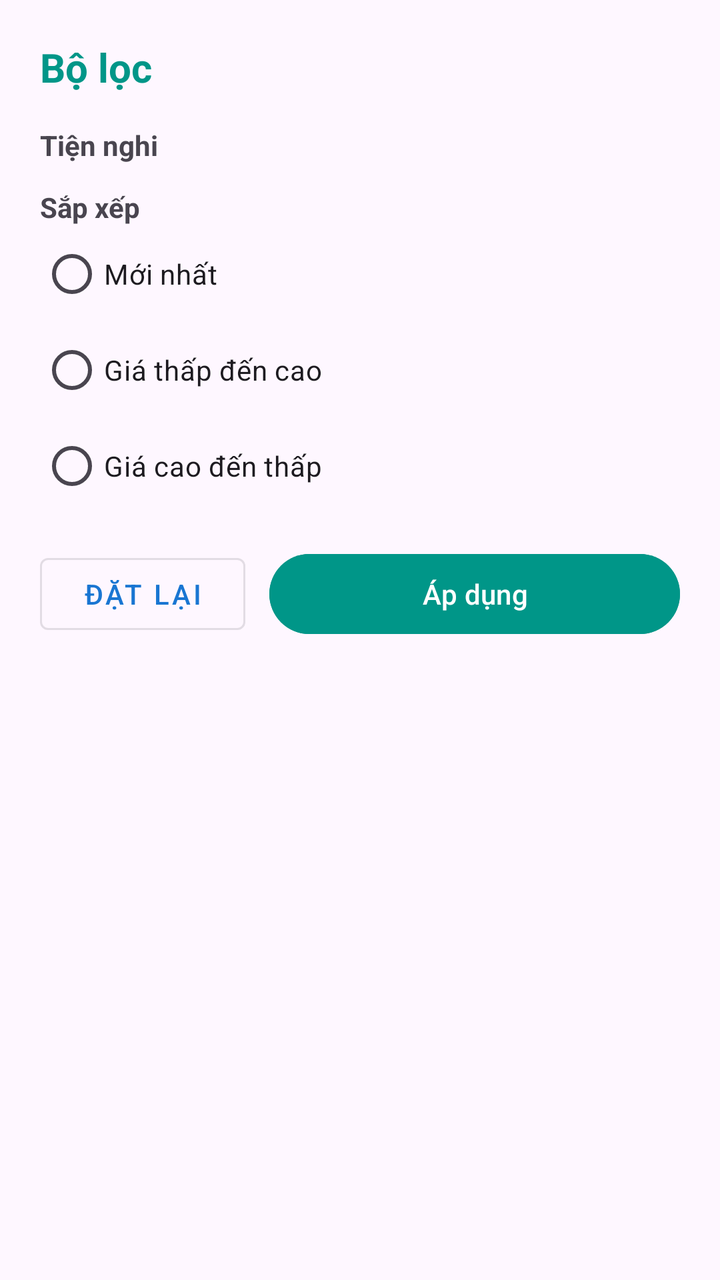
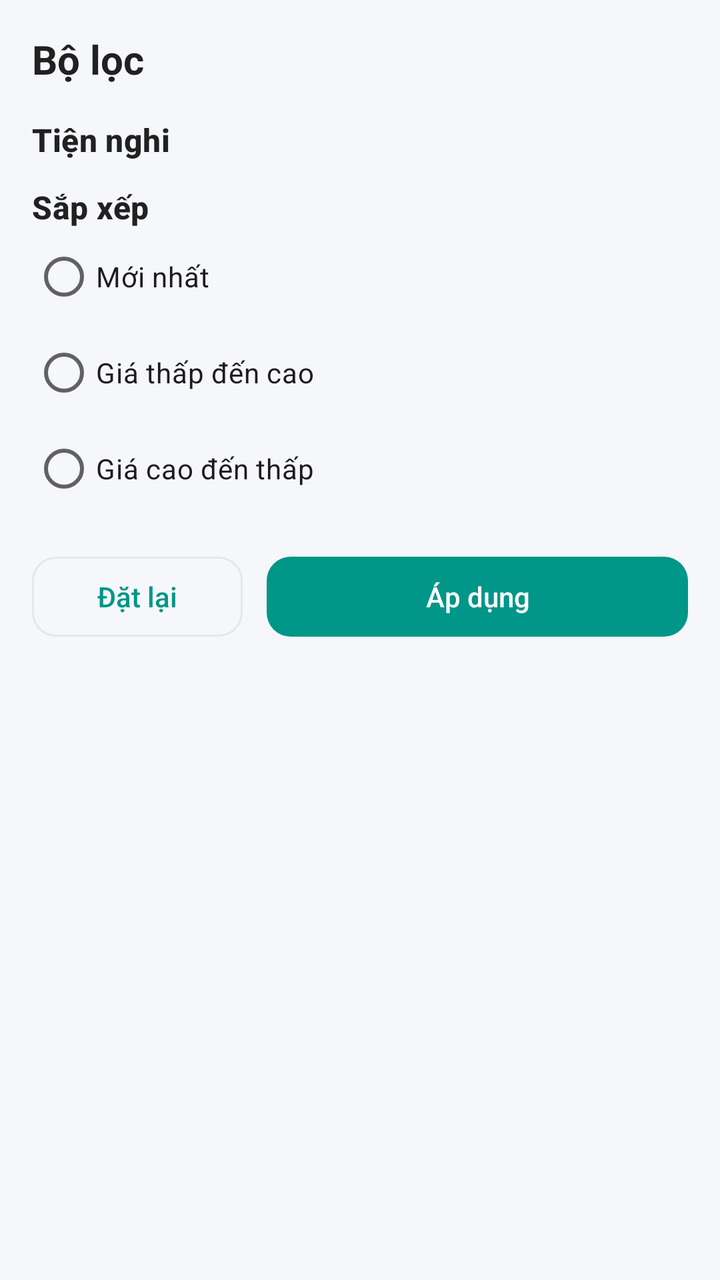

Screens rendered from an Android XML layout before and after an edit, with the pre-edit source and the edit as a unified diff.
<!-- AndroidManifest.xml: application theme Theme.QLPT -->
<!-- res/layout/sheet_filter.xml -->
<?xml version="1.0" encoding="utf-8"?>
<LinearLayout xmlns:android="http://schemas.android.com/apk/res/android"
    android:layout_width="match_parent"
    android:layout_height="wrap_content"
    android:orientation="vertical"
    android:padding="20dp">

    <TextView
        android:layout_width="wrap_content"
        android:layout_height="wrap_content"
        android:text="Bộ lọc"
        android:textColor="#009688"
        android:textSize="20sp"
        android:textStyle="bold" />

    <TextView
        android:layout_width="wrap_content"
        android:layout_height="wrap_content"
        android:layout_marginTop="16dp"
        android:text="Tiện nghi"
        android:textStyle="bold" />

    <com.google.android.material.chip.ChipGroup
        android:id="@+id/cgFilterAmenities"
        android:layout_width="match_parent"
        android:layout_height="wrap_content" />

    <TextView
        android:layout_width="wrap_content"
        android:layout_height="wrap_content"
        android:layout_marginTop="12dp"
        android:text="Sắp xếp"
        android:textStyle="bold" />

    <RadioGroup
        android:id="@+id/rgSort"
        android:layout_width="match_parent"
        android:layout_height="wrap_content">

        <RadioButton
            android:id="@+id/rbNew"
            android:layout_width="wrap_content"
            android:layout_height="wrap_content"
            android:text="Mới nhất" />

        <RadioButton
            android:id="@+id/rbPriceAsc"
            android:layout_width="wrap_content"
            android:layout_height="wrap_content"
            android:text="Giá thấp đến cao" />

        <RadioButton
            android:id="@+id/rbPriceDesc"
            android:layout_width="wrap_content"
            android:layout_height="wrap_content"
            android:text="Giá cao đến thấp" />
    </RadioGroup>

    <LinearLayout
        android:layout_width="match_parent"
        android:layout_height="wrap_content"
        android:layout_marginTop="16dp"
        android:orientation="horizontal">

        <Button
            android:id="@+id/btnReset"
            style="@style/Widget.MaterialComponents.Button.OutlinedButton"
            android:layout_width="0dp"
            android:layout_height="wrap_content"
            android:layout_weight="1"
            android:layout_marginEnd="6dp"
            android:text="Đặt lại" />

        <Button
            android:id="@+id/btnApply"
            android:layout_width="0dp"
            android:layout_height="wrap_content"
            android:layout_weight="2"
            android:layout_marginStart="6dp"
            android:backgroundTint="#009688"
            android:text="Áp dụng" />
    </LinearLayout>
</LinearLayout>
<!-- resources referenced by this layout -->
<resources>
  <style name="Base.Theme.QLPT" parent="Theme.Material3.DayNight.NoActionBar">
          <item name="colorPrimary">@color/colorPrimary</item>
          <item name="colorPrimaryDark">@color/colorPrimaryDark</item>
          <item name="colorAccent">@color/colorAccent</item>
          <item name="android:statusBarColor">@color/colorPrimaryDark</item>
          <item name="textInputStyle">@style/App.TextInput</item>
      </style>
  <color name="colorPrimary">#1976D2</color>
  <color name="colorPrimaryDark">#1565C0</color>
  <color name="colorAccent">#FF6F00</color>
  <style name="App.TextInput" parent="Widget.Material3.TextInputLayout.OutlinedBox">
          <item name="boxCornerRadiusTopStart">12dp</item>
          <item name="boxCornerRadiusTopEnd">12dp</item>
          <item name="boxCornerRadiusBottomStart">12dp</item>
          <item name="boxCornerRadiusBottomEnd">12dp</item>
      </style>
  <!-- unchanged entries left out for length: 1 -->
</resources>

<!-- the commit's change to res/layout/sheet_filter.xml (unified diff, before → after) -->
@@ -1,24 +1,24 @@
 <?xml version="1.0" encoding="utf-8"?>
-<LinearLayout xmlns:android="http://schemas.android.com/apk/res/android"
+<LinearLayout
+    xmlns:android="http://schemas.android.com/apk/res/android"
     android:layout_width="match_parent"
     android:layout_height="wrap_content"
     android:orientation="vertical"
-    android:padding="20dp">
+    android:padding="16dp">
 
     <TextView
         android:layout_width="wrap_content"
         android:layout_height="wrap_content"
         android:text="Bộ lọc"
-        android:textColor="#009688"
         android:textSize="20sp"
-        android:textStyle="bold" />
+        android:textAppearance="@style/TextAppearance.QLPT.ScreenTitle" />
 
     <TextView
         android:layout_width="wrap_content"
         android:layout_height="wrap_content"
         android:layout_marginTop="16dp"
         android:text="Tiện nghi"
-        android:textStyle="bold" />
+        android:textAppearance="@style/TextAppearance.QLPT.SectionTitle" />
 
     <com.google.android.material.chip.ChipGroup
         android:id="@+id/cgFilterAmenities"
@@ -30,7 +30,7 @@
         android:layout_height="wrap_content"
         android:layout_marginTop="12dp"
         android:text="Sắp xếp"
-        android:textStyle="bold" />
+        android:textAppearance="@style/TextAppearance.QLPT.SectionTitle" />
 
     <RadioGroup
         android:id="@+id/rgSort"
@@ -64,7 +64,7 @@
 
         <Button
             android:id="@+id/btnReset"
-            style="@style/Widget.MaterialComponents.Button.OutlinedButton"
+            style="@style/Widget.QLPT.Button.Outlined"
             android:layout_width="0dp"
             android:layout_height="wrap_content"
             android:layout_weight="1"
@@ -73,11 +73,11 @@
 
         <Button
             android:id="@+id/btnApply"
+            style="@style/Widget.QLPT.Button"
             android:layout_width="0dp"
             android:layout_height="wrap_content"
             android:layout_weight="2"
             android:layout_marginStart="6dp"
-            android:backgroundTint="#009688"
             android:text="Áp dụng" />
     </LinearLayout>
 </LinearLayout>
<!-- resource entries referenced after the edit -->
@@ -1,21 +1,112 @@
 <!-- resources referenced by this layout -->
 <resources>
-  <style name="Base.Theme.QLPT" parent="Theme.Material3.DayNight.NoActionBar">
+  <style name="TextAppearance.QLPT.ScreenTitle" parent="TextAppearance.Material3.HeadlineSmall">
+          <item name="android:textSize">22sp</item>
+          <item name="android:textStyle">bold</item>
+          <item name="android:textColor">@color/qlpt_text</item>
+      </style>
+  <style name="TextAppearance.QLPT.SectionTitle" parent="TextAppearance.Material3.TitleMedium">
+          <item name="android:textSize">16sp</item>
+          <item name="android:textStyle">bold</item>
+          <item name="android:textColor">@color/qlpt_text</item>
+      </style>
+  <style name="Widget.QLPT.Button" parent="Widget.Material3.Button">
+          <item name="cornerRadius">12dp</item>
+          <item name="android:textAllCaps">false</item>
+          <item name="android:letterSpacing">0</item>
+      </style>
+  <style name="Widget.QLPT.Button.Outlined" parent="Widget.Material3.Button.OutlinedButton">
+          <item name="cornerRadius">12dp</item>
+          <item name="android:textAllCaps">false</item>
+          <item name="android:letterSpacing">0</item>
+          <item name="strokeColor">@color/qlpt_border</item>
+      </style>
+  <color name="qlpt_text">#212121</color>
+  <color name="qlpt_border">#E5E7EB</color>
+  <style name="Base.Theme.QLPT" parent="Theme.Material3.Light.NoActionBar">
+          
           <item name="colorPrimary">@color/colorPrimary</item>
+          <item name="colorOnPrimary">@color/qlpt_surface</item>
+          <item name="colorPrimaryContainer">@color/qlpt_primary_container</item>
+          <item name="colorOnPrimaryContainer">@color/qlpt_on_primary_container</item>
           <item name="colorPrimaryDark">@color/colorPrimaryDark</item>
           <item name="colorAccent">@color/colorAccent</item>
+  
+          
+          <item name="colorSecondary">@color/qlpt_accent</item>
+          <item name="colorOnSecondary">@color/qlpt_surface</item>
+          <item name="colorSecondaryContainer">@color/qlpt_primary_container</item>
+          <item name="colorOnSecondaryContainer">@color/qlpt_on_primary_container</item>
+  
+          <item name="colorError">@color/qlpt_error</item>
+  
+          
+          <item name="android:colorBackground">@color/qlpt_background</item>
+          <item name="colorSurface">@color/qlpt_surface</item>
+          <item name="colorSurfaceContainer">@color/qlpt_surface</item>
+          <item name="colorOnSurface">@color/qlpt_text</item>
+          <item name="colorOnSurfaceVariant">@color/qlpt_text_secondary</item>
+          <item name="colorOutline">@color/qlpt_text_hint</item>
+          <item name="colorOutlineVariant">@color/qlpt_border</item>
+  
+          
           <item name="android:statusBarColor">@color/colorPrimaryDark</item>
+          <item name="android:windowLightStatusBar">@bool/qlpt_light_status_bar</item>
+  
+          
+          <item name="materialButtonStyle">@style/Widget.QLPT.Button</item>
+          <item name="materialButtonOutlinedStyle">@style/Widget.QLPT.Button.Outlined</item>
+          <item name="materialCardViewStyle">@style/Widget.QLPT.Card</item>
           <item name="textInputStyle">@style/App.TextInput</item>
+          <item name="bottomNavigationStyle">@style/Widget.QLPT.BottomNav</item>
+          <item name="bottomSheetDialogTheme">@style/ThemeOverlay.QLPT.BottomSheetDialog</item>
       </style>
-  <color name="colorPrimary">#1976D2</color>
-  <color name="colorPrimaryDark">#1565C0</color>
-  <color name="colorAccent">#FF6F00</color>
+  <color name="colorPrimary">@color/qlpt_primary</color>
+  <color name="qlpt_surface">#FFFFFF</color>
+  <color name="qlpt_primary_container">#E0F2F1</color>
+  <color name="qlpt_on_primary_container">#00695C</color>
+  <color name="colorPrimaryDark">@color/qlpt_primary_dark</color>
+  <color name="colorAccent">@color/qlpt_accent</color>
+  <color name="qlpt_accent">#F57C00</color>
+  <color name="qlpt_error">#E53935</color>
+  <color name="qlpt_background">#F5F7FA</color>
+  <color name="qlpt_text_secondary">#616161</color>
+  <color name="qlpt_text_hint">#9E9E9E</color>
+  <style name="Widget.QLPT.Card" parent="Widget.Material3.CardView.Outlined">
+          <item name="cardCornerRadius">12dp</item>
+          <item name="cardElevation">0dp</item>
+          <item name="strokeWidth">1dp</item>
+          <item name="strokeColor">@color/qlpt_border</item>
+          <item name="cardBackgroundColor">@color/qlpt_surface</item>
+      </style>
   <style name="App.TextInput" parent="Widget.Material3.TextInputLayout.OutlinedBox">
+          
+          <item name="boxBackgroundColor">@color/qlpt_surface</item>
           <item name="boxCornerRadiusTopStart">12dp</item>
           <item name="boxCornerRadiusTopEnd">12dp</item>
           <item name="boxCornerRadiusBottomStart">12dp</item>
           <item name="boxCornerRadiusBottomEnd">12dp</item>
       </style>
+  <style name="Widget.QLPT.BottomNav" parent="Widget.Material3.BottomNavigationView">
+          <item name="backgroundTint">@color/qlpt_surface</item>
+          <item name="elevation">8dp</item>
+      </style>
+  <style name="ThemeOverlay.QLPT.BottomSheetDialog" parent="ThemeOverlay.Material3.BottomSheetDialog">
+          <item name="bottomSheetStyle">@style/Widget.QLPT.BottomSheet</item>
+      </style>
+  <color name="qlpt_primary">#009688</color>
+  <color name="qlpt_primary_dark">#00796B</color>
+  <style name="Widget.QLPT.BottomSheet" parent="Widget.Material3.BottomSheet.Modal">
+          <item name="backgroundTint">@color/qlpt_surface</item>
+          <item name="shapeAppearance">@style/ShapeAppearance.QLPT.BottomSheet</item>
+      </style>
+  <style name="ShapeAppearance.QLPT.BottomSheet" parent="">
+          <item name="cornerFamily">rounded</item>
+          <item name="cornerSizeTopLeft">24dp</item>
+          <item name="cornerSizeTopRight">24dp</item>
+          <item name="cornerSizeBottomLeft">0dp</item>
+          <item name="cornerSizeBottomRight">0dp</item>
+      </style>
   <!-- unchanged entries left out for length: 1 -->
 </resources>
 
